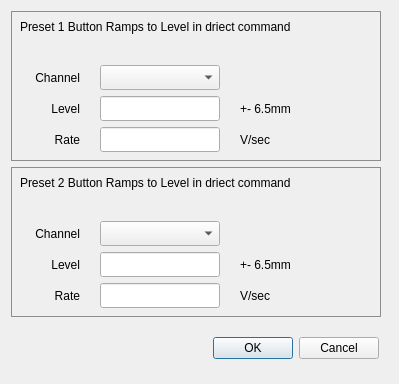
Before: the Qt Designer form SWDev/SWDev/PresetPropDlg.ui in PingJian2019/sw-device, drawn with Qt 5.
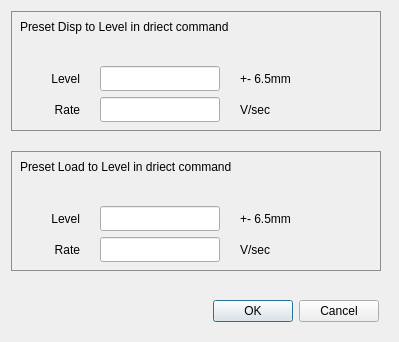
After: the same form once the commit is applied.

The edit to the form file:
```diff
--- a/SWDev/SWDev/PresetPropDlg.ui
+++ b/SWDev/SWDev/PresetPropDlg.ui
@@ -7,25 +7,28 @@
     <x>0</x>
     <y>0</y>
     <width>399</width>
-    <height>384</height>
+    <height>339</height>
    </rect>
   </property>
   <property name="windowTitle">
    <string>Preset Properties</string>
   </property>
   <layout class="QVBoxLayout" name="verticalLayout_3">
+   <property name="spacing">
+    <number>20</number>
+   </property>
    <item>
     <widget class="QWidget" name="preonewidget" native="true">
      <property name="minimumSize">
       <size>
        <width>370</width>
-       <height>150</height>
+       <height>120</height>
       </size>
      </property>
      <property name="maximumSize">
       <size>
        <width>370</width>
-       <height>150</height>
+       <height>120</height>
       </size>
      </property>
      <property name="styleSheet">
@@ -35,7 +38,7 @@
       <item>
        <widget class="QLabel" name="label">
         <property name="text">
-         <string>Preset 1 Button Ramps to Level in driect command</string>
+         <string>Preset Disp to Level in driect command</string>
         </property>
        </widget>
       </item>
@@ -52,67 +55,6 @@
         </property>
        </spacer>
       </item>
-      <item>
-       <layout class="QHBoxLayout" name="horizontalLayout">
-        <property name="spacing">
-         <number>20</number>
-        </property>
-        <item>
-         <widget class="QLabel" name="label_2">
-          <property name="minimumSize">
-           <size>
-            <width>60</width>
-            <height>0</height>
-           </size>
-          </property>
-          <property name="maximumSize">
-           <size>
-            <width>60</width>
-            <height>16777215</height>
-           </size>
-          </property>
-          <property name="text">
-           <string>Channel</string>
-          </property>
-          <property name="alignment">
-           <set>Qt::AlignRight|Qt::AlignTrailing|Qt::AlignVCenter</set>
-          </property>
-         </widget>
-        </item>
-        <item>
-         <widget class="QComboBox" name="comboBox">
-          <property name="minimumSize">
-           <size>
-            <width>120</width>
-            <height>25</height>
-           </size>
-          </property>
-          <property name="maximumSize">
-           <size>
-            <width>120</width>
-            <height>25</height>
-           </size>
-          </property>
-         </widget>
-        </item>
-        <item>
-         <widget class="QLabel" name="label_7">
-          <property name="minimumSize">
-           <size>
-            <width>60</width>
-            <height>0</height>
-           </size>
-          </property>
-          <property name="text">
-           <string/>
-          </property>
-          <property name="alignment">
-           <set>Qt::AlignLeading|Qt::AlignLeft|Qt::AlignVCenter</set>
-          </property>
-         </widget>
-        </item>
-       </layout>
-      </item>
       <item>
        <layout class="QHBoxLayout" name="horizontalLayout_2">
         <property name="spacing">
@@ -243,13 +185,13 @@
      <property name="minimumSize">
       <size>
        <width>370</width>
-       <height>150</height>
+       <height>120</height>
       </size>
      </property>
      <property name="maximumSize">
       <size>
        <width>370</width>
-       <height>150</height>
+       <height>120</height>
       </size>
      </property>
      <property name="styleSheet">
@@ -259,7 +201,7 @@
       <item>
        <widget class="QLabel" name="label_8">
         <property name="text">
-         <string>Preset 2 Button Ramps to Level in driect command</string>
+         <string>Preset Load to Level in driect command</string>
         </property>
        </widget>
       </item>
@@ -276,67 +218,6 @@
         </property>
        </spacer>
       </item>
-      <item>
-       <layout class="QHBoxLayout" name="horizontalLayout_4">
-        <property name="spacing">
-         <number>20</number>
-        </property>
-        <item>
-         <widget class="QLabel" name="label_9">
-          <property name="minimumSize">
-           <size>
-            <width>60</width>
-            <height>0</height>
-           </size>
-          </property>
-          <property name="maximumSize">
-           <size>
-            <width>60</width>
-            <height>16777215</height>
-           </size>
-          </property>
-          <property name="text">
-           <string>Channel</string>
-          </property>
-          <property name="alignment">
-           <set>Qt::AlignRight|Qt::AlignTrailing|Qt::AlignVCenter</set>
-          </property>
-         </widget>
-        </item>
-        <item>
-         <widget class="QComboBox" name="comboBox_2">
-          <property name="minimumSize">
-           <size>
-            <width>120</width>
-            <height>25</height>
-           </size>
-          </property>
-          <property name="maximumSize">
-           <size>
-            <width>120</width>
-            <height>25</height>
-           </size>
-          </property>
-         </widget>
-        </item>
-        <item>
-         <widget class="QLabel" name="label_10">
-          <property name="minimumSize">
-           <size>
-            <width>60</width>
-            <height>0</height>
-           </size>
-          </property>
-          <property name="text">
-           <string/>
-          </property>
-          <property name="alignment">
-           <set>Qt::AlignLeading|Qt::AlignLeft|Qt::AlignVCenter</set>
-          </property>
-         </widget>
-        </item>
-       </layout>
-      </item>
       <item>
        <layout class="QHBoxLayout" name="horizontalLayout_5">
         <property name="spacing">
```
